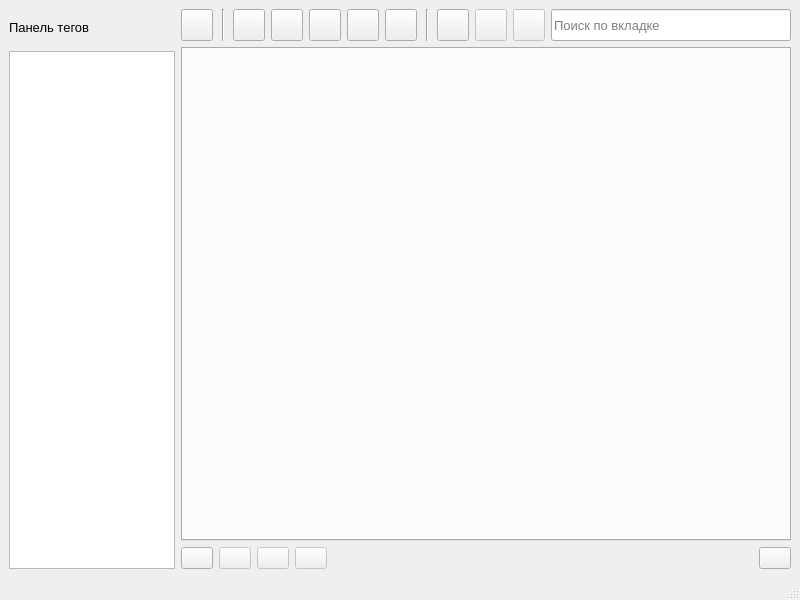
First picture: the form in ui_main_window.ui, repository eluvesi/nca, before the edit.
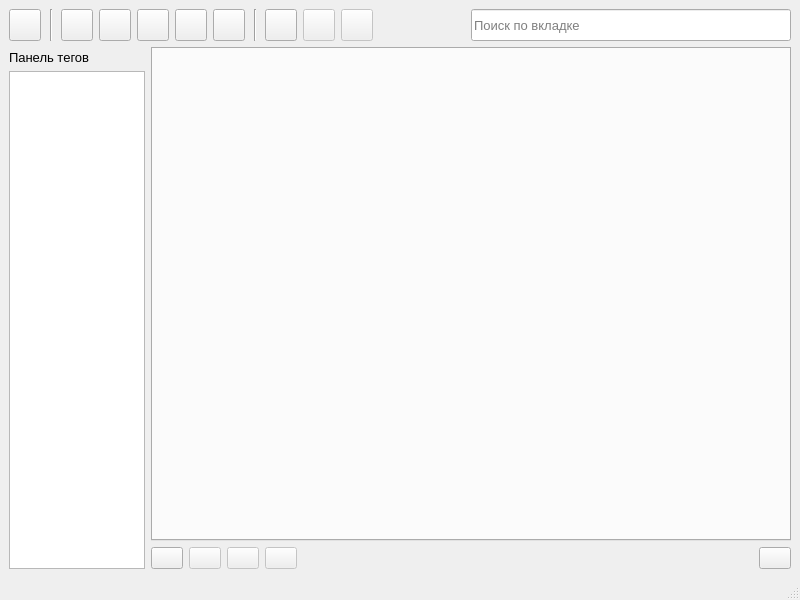
Second picture: the form after the edit. Icons and pictures are not drawn.

Commit message: Изменено положение панели тегов. Увеличена минимальная длина строки поиска.

The edit to the form file:
```diff
--- a/ui_main_window.ui
+++ b/ui_main_window.ui
@@ -33,54 +33,7 @@
 }</string>
   </property>
   <widget class="QWidget" name="centralwidget">
-   <layout class="QHBoxLayout" name="horizontalLayout_4">
-    <item>
-     <widget class="QWidget" name="tagPanelWidget" native="true">
-      <property name="maximumSize">
-       <size>
-        <width>240</width>
-        <height>16777215</height>
-       </size>
-      </property>
-      <layout class="QVBoxLayout" name="verticalLayout_2">
-       <property name="leftMargin">
-        <number>0</number>
-       </property>
-       <property name="topMargin">
-        <number>0</number>
-       </property>
-       <property name="rightMargin">
-        <number>0</number>
-       </property>
-       <property name="bottomMargin">
-        <number>0</number>
-       </property>
-       <item>
-        <widget class="QLabel" name="label">
-         <property name="minimumSize">
-          <size>
-           <width>0</width>
-           <height>36</height>
-          </size>
-         </property>
-         <property name="font">
-          <font>
-           <pointsize>10</pointsize>
-          </font>
-         </property>
-         <property name="text">
-          <string>Панель тегов</string>
-         </property>
-        </widget>
-       </item>
-       <item>
-        <widget class="QListWidget" name="tagListWidget"/>
-       </item>
-      </layout>
-     </widget>
-    </item>
-    <item>
-     <layout class="QVBoxLayout" name="verticalLayout">
+   <layout class="QVBoxLayout" name="verticalLayout_3">
       <item>
        <layout class="QHBoxLayout" name="horizontalLayout">
         <item>
@@ -414,7 +367,7 @@
          <widget class="QLineEdit" name="searchLineEdit">
           <property name="minimumSize">
            <size>
-            <width>240</width>
+          <width>320</width>
             <height>32</height>
            </size>
           </property>
@@ -434,7 +387,57 @@
        </layout>
       </item>
       <item>
-       <widget class="QTabWidget" name="tabWidget"/>
+     <layout class="QHBoxLayout" name="horizontalLayout_3">
+      <item>
+       <widget class="QWidget" name="tagPanelWidget" native="true">
+        <property name="maximumSize">
+         <size>
+          <width>200</width>
+          <height>16777215</height>
+         </size>
+        </property>
+        <layout class="QVBoxLayout" name="verticalLayout_2">
+         <property name="leftMargin">
+          <number>0</number>
+         </property>
+         <property name="topMargin">
+          <number>3</number>
+         </property>
+         <property name="rightMargin">
+          <number>0</number>
+         </property>
+         <property name="bottomMargin">
+          <number>0</number>
+         </property>
+         <item>
+          <widget class="QLabel" name="label">
+           <property name="font">
+            <font>
+             <pointsize>10</pointsize>
+            </font>
+           </property>
+           <property name="text">
+            <string>Панель тегов</string>
+           </property>
+          </widget>
+         </item>
+         <item>
+          <widget class="QListWidget" name="tagListWidget"/>
+         </item>
+        </layout>
+       </widget>
+      </item>
+      <item>
+       <layout class="QVBoxLayout" name="verticalLayout">
+        <item>
+         <widget class="QTabWidget" name="tabWidget">
+          <property name="minimumSize">
+           <size>
+            <width>640</width>
+            <height>0</height>
+           </size>
+          </property>
+         </widget>
       </item>
       <item>
        <layout class="QHBoxLayout" name="horizontalLayout_2">
@@ -613,6 +616,8 @@
            </size>
           </property>
          </widget>
+          </item>
+         </layout>
         </item>
        </layout>
       </item>
```
Lines whose indentation alone changed are shown as unchanged. The commit also changes 1 other file.
